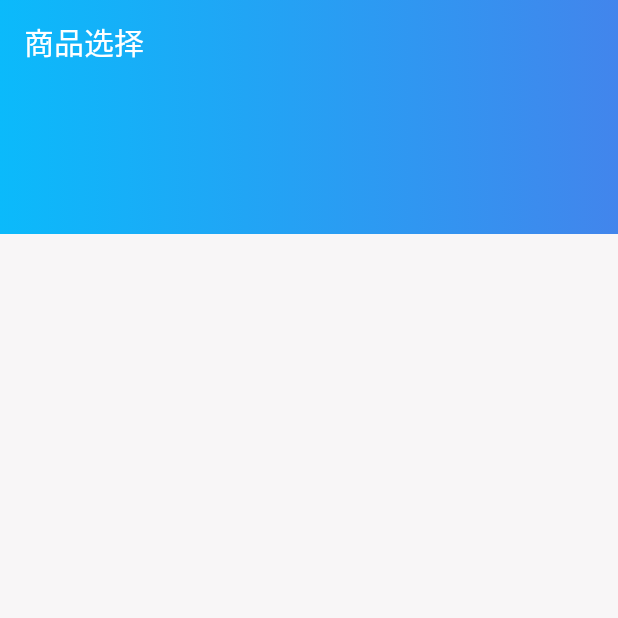
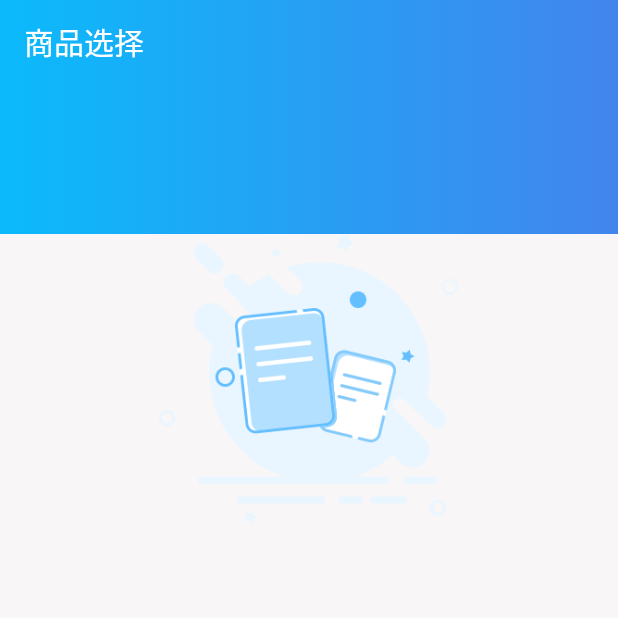
Before and after one commit to fight1991/app-xiaomanyao2.0, a Flutter app: the MaintCategoryCard screen opened directly, on a phone screen of 412 x 824 dp, the top half of it. Run offline on Flutter 3.47's test engine with Material 2 defaults, Android fonts, the phone set to English and light mode, and no system bars; our stand-ins replace dio, flutter_easyloading, flutter_easyrefresh, flutter_svg, fluttertoast, image_picker and 4 more; missing offline and left inert: future_progress_dialog, json2dart_safe, qrscan; accounts and stored records are empty; network calls fail.

Commit message:
自定义空数据

```diff
--- a/lib/src/subpages/checkcard/maint_category_card.dart
+++ b/lib/src/subpages/checkcard/maint_category_card.dart
@@ -9,6 +9,7 @@ import 'package:flutter_car_live/src/subpages/checkcard/widgets/top_bg.dart';
 import 'package:flutter_car_live/src/subpages/commonApi/public_req.dart';
 import 'package:flutter_car_live/utils/toast_utils.dart';
 import 'package:flutter_car_live/widgets/common_btn/common_btn.dart';
+import 'package:flutter_car_live/widgets/empty/empty.dart';
 import 'package:flutter_car_live/widgets/refresh_config/refresh_footer.dart';
 import 'package:flutter_car_live/widgets/refresh_config/refresh_header.dart';
 import 'package:flutter_easyrefresh/easy_refresh.dart';
@@ -117,6 +118,7 @@ class _MaintCategoryCardState extends State<MaintCategoryCard> {
         controller: easyRefreshController, //上面创建的刷新控制器
         header: RefreshHeader(textColor: Colors.white), //自定义刷新头
         footer: RefreshFooter(), //自定义加载尾
+        emptyWidget: total == 0 ? Empty() : null,
         onRefresh: () async {
           await getGoodList('refresh');
         },
--- a/lib/src/subpages/order/tabContent.dart
+++ b/lib/src/subpages/order/tabContent.dart
@@ -7,6 +7,7 @@ import 'package:flutter_car_live/src/bean/bean_order.dart';
 import 'package:flutter_car_live/src/bean/bean_page.dart';
 import 'package:flutter_car_live/src/subpages/order/orderDetail.dart';
 import 'package:flutter_car_live/utils/navigator_utils.dart';
+import 'package:flutter_car_live/widgets/empty/empty.dart';
 import 'package:flutter_car_live/widgets/refresh_config/refresh_footer.dart';
 import 'package:flutter_car_live/widgets/refresh_config/refresh_header.dart';
 import 'package:flutter_easyrefresh/easy_refresh.dart';
@@ -44,6 +45,7 @@ class _TabContentState extends State<TabContent> {
         controller: easyRefreshController, //上面创建的刷新控制器
         header: RefreshHeader(), //自定义刷新头
         footer: RefreshFooter(), //自定义加载尾
+        emptyWidget: total == 0 ? Empty() : null,
         onRefresh: () async {
           await getOrderList('refresh');
         },
@@ -51,7 +53,6 @@ class _TabContentState extends State<TabContent> {
           await getOrderList('upper');
         },
         slivers: <Widget>[
-          // 这里设置列表
           SliverList(
             delegate: SliverChildBuilderDelegate(
               (context, index) {
--- /dev/null
+++ b/lib/widgets/empty/empty.dart
@@ -0,0 +1,20 @@
+import 'package:flutter/material.dart';
+import 'package:flutter/cupertino.dart';
+
+/// @Author: Tiancong
+/// @Date: 2021-12-12 11:25:31
+/// @Description: 暂无数据占位组件
+
+class Empty extends StatelessWidget {
+  const Empty({Key? key}) : super(key: key);
+  @override
+  Widget build(BuildContext context) {
+    return Align(
+      alignment: Alignment.topCenter,
+      child: Padding(
+        padding: EdgeInsets.only(top: 80),
+        child: Image.asset('assets/images/owner/no.png', width: 200),
+      ),
+    );
+  }
+}
```
Also changed, not shown: assets/images/free.png (deleted), assets/images/oil.png (deleted), assets/images/plate-bg.png (deleted), assets/images/remind-bg.png (deleted), assets/images/repair.png (deleted), assets/images/scan-bg.png (deleted), assets/images/standard-wash.png (deleted), assets/images/top-bg.png (deleted), assets/images/user_static_logo.png (deleted).
